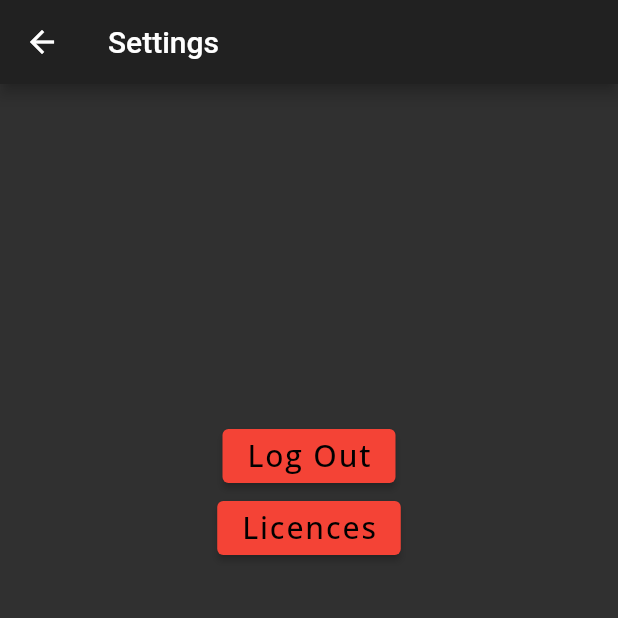
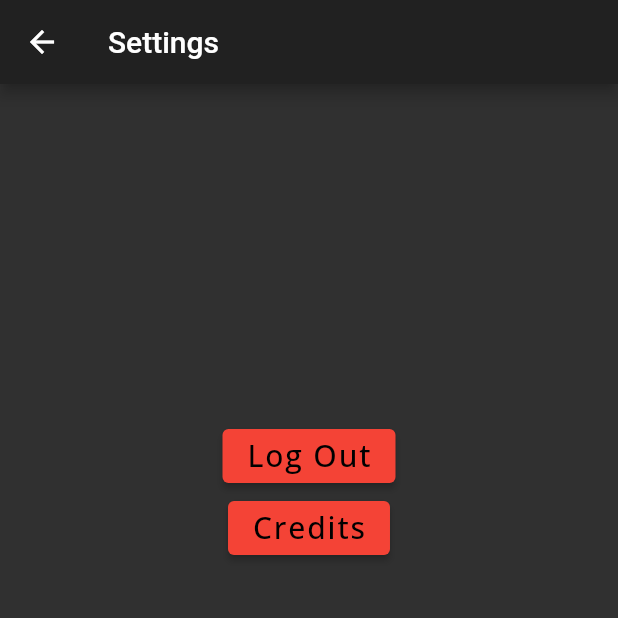
Before and after one commit to fvalle1/zotviewer, a Flutter app: the SettingsPage screen opened directly, on a phone screen of 412 x 824 dp, the top half of it. Run offline on Flutter 3.47's test engine with Material 2 defaults, Android fonts, the phone set to English and light mode, and no system bars; our stand-ins replace google_fonts, share_plus; missing offline and left inert: oauth1; accounts and stored records are empty; generated files the repository leaves out were written again; network calls fail; Roboto replaces fonts that are missing (ubuntu).

Commit message:
minor language change

```diff
--- a/lib/pages/SettingsPage.dart
+++ b/lib/pages/SettingsPage.dart
@@ -32,7 +32,7 @@ class SettingsPage extends StatelessWidget {
                   Navigator.push(context,
                       MaterialPageRoute(builder: (context) => ThankToPage()));
                 },
-                child: Text(AppLocalizations.of(context)!.licences,
+                child: Text("Credits",
                     style: new SettingsButtonsStyle())),
             Spacer(flex: 2),
           ],
```
